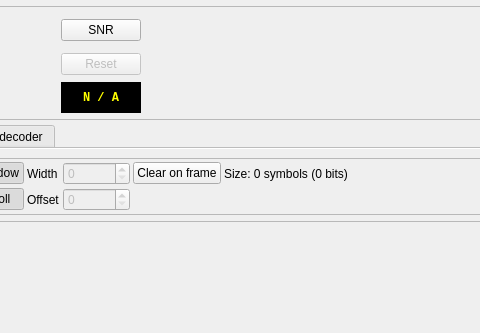
Qt form ui/Inspector.ui (BatchDrake/SigDigger) before a commit; both pictures show x 545 to 1025 and y 0 to 333 of the 1258 by 810 pixel window.
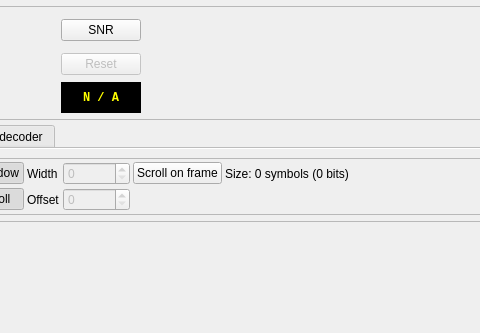
The same form after that commit. Custom widgets are drawn as their Qt base class.

Commit message: Add scroll on frame button

```diff
--- a/ui/Inspector.ui
+++ b/ui/Inspector.ui
@@ -609,7 +609,7 @@
           <item row="1" column="7">
            <widget class="QPushButton" name="clearOnFrameButton">
             <property name="text">
-             <string>Clear on frame</string>
+             <string>Scroll on frame</string>
             </property>
             <property name="checkable">
              <bool>true</bool>
```
The commit also changes 1 other file.
